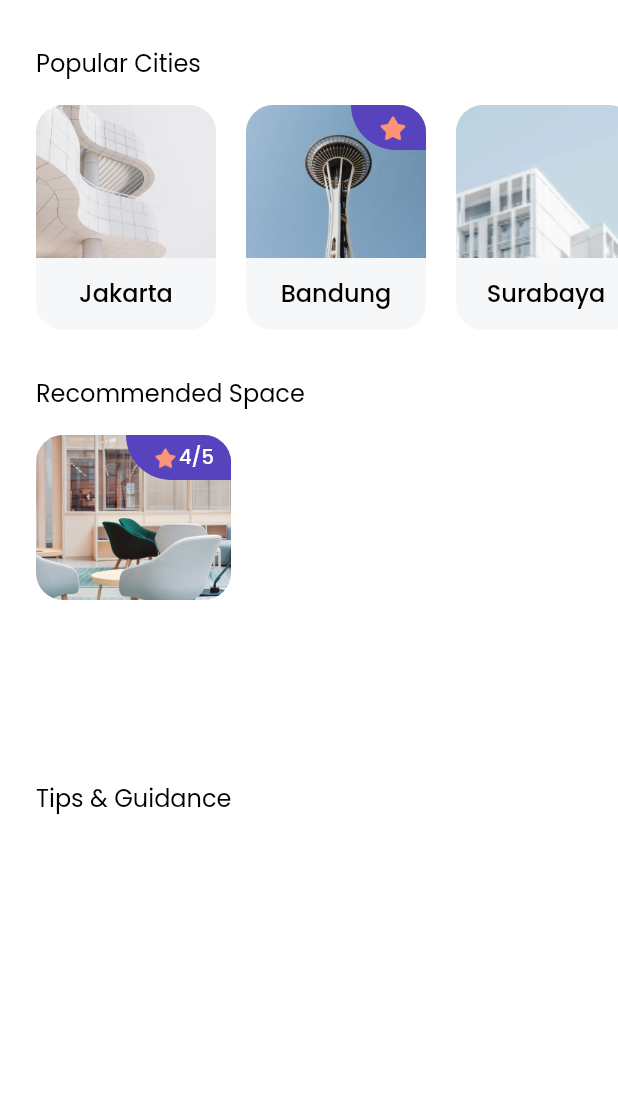
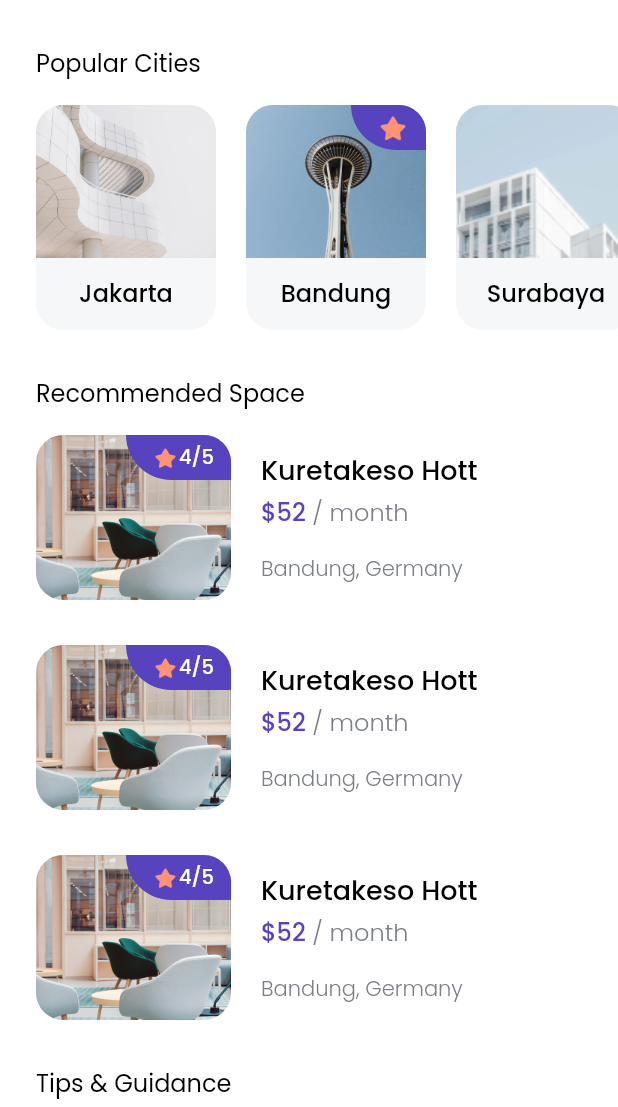
Before and after one commit to dzakybrori/cozy_app, a Flutter app: the HomePage screen opened directly, on a phone screen of 412 x 824 dp, the part 129-1236 px from its top. Run offline on Flutter 3.47's test engine with Material 2 defaults, Android fonts, the phone set to English and light mode, and no system bars; our stand-ins replace google_fonts.

Commit message:
Home Page - Recommended Spaces (finished).

```diff
--- a/lib/pages/home_page.dart
+++ b/lib/pages/home_page.dart
@@ -10,14 +10,12 @@ class HomePage extends StatelessWidget {
     return Scaffold(
       backgroundColor: Colors.white,
       body: SafeArea(
-        child: Padding(
-          padding: EdgeInsets.symmetric(
-            vertical: paddingEdge,
-          ),
+        bottom: false,
         child: ListView(
           children: [
             Padding(
               padding: EdgeInsets.only(
+                top: paddingEdge,
                 left: paddingEdge,
                 right: paddingEdge,
                 bottom: 16,
@@ -143,14 +141,18 @@ class HomePage extends StatelessWidget {
                   SizedBox(
                     height: 16,
                   ),
-                    Container(
-                      height: 200,
-                      child: ListView(
-                        scrollDirection: Axis.vertical,
+                  Column(
                     children: [
                       SpaceCard(),
+                      SizedBox(
+                        height: 30,
+                      ),
+                      SpaceCard(),
+                      SizedBox(
+                        height: 30,
+                      ),
+                      SpaceCard(),
                     ],
-                      ),
                   ),
                   SizedBox(
                     height: 30,
@@ -171,7 +173,6 @@ class HomePage extends StatelessWidget {
           ],
         ),
       ),
-      ),
     );
   }
 }
--- a/lib/widgets/space_card.dart
+++ b/lib/widgets/space_card.dart
@@ -50,7 +50,53 @@ class SpaceCard extends StatelessWidget {
               ],
             ),
           ),
-        )
+        ),
+        SizedBox(
+          width: 20,
+        ),
+        Column(
+          mainAxisAlignment: MainAxisAlignment.center,
+          crossAxisAlignment: CrossAxisAlignment.start,
+          children: [
+            Text(
+              'Kuretakeso Hott',
+              style: titleTextStyle.copyWith(
+                fontSize: 18,
+              ),
+            ),
+            SizedBox(
+              height: 2,
+            ),
+            Text.rich(
+              TextSpan(
+                text: '\$52',
+                children: [
+                  TextSpan(
+                    text: ' / month',
+                    style: subTitleTextStyle.copyWith(
+                      color: greySubTextColor,
+                      fontSize: 16,
+                    ),
+                  ),
+                ],
+                style: titleTextStyle.copyWith(
+                  fontSize: 16,
+                  color: primaryColor,
+                ),
+              ),
+            ),
+            SizedBox(
+              height: 16,
+            ),
+            Text(
+              'Bandung, Germany',
+              style: subTitleTextStyle.copyWith(
+                fontSize: 14,
+                color: greySubTextColor,
+              ),
+            ),
+          ],
+        ),
       ],
     );
   }
```
Lines whose indentation alone changed are shown as unchanged.
